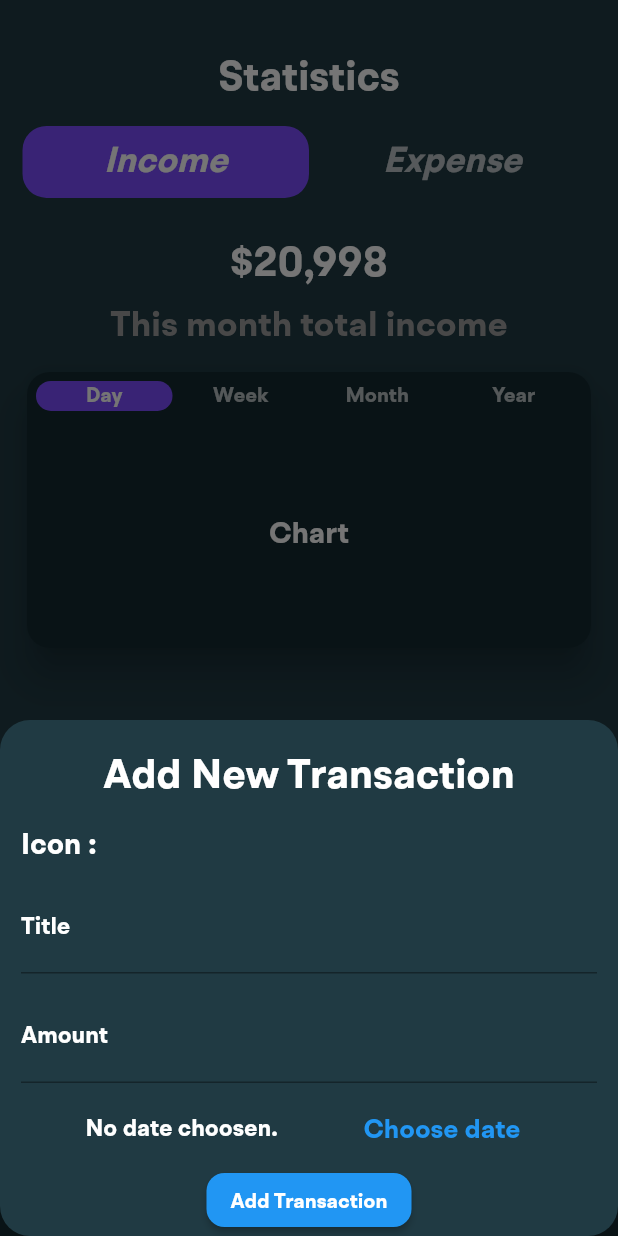
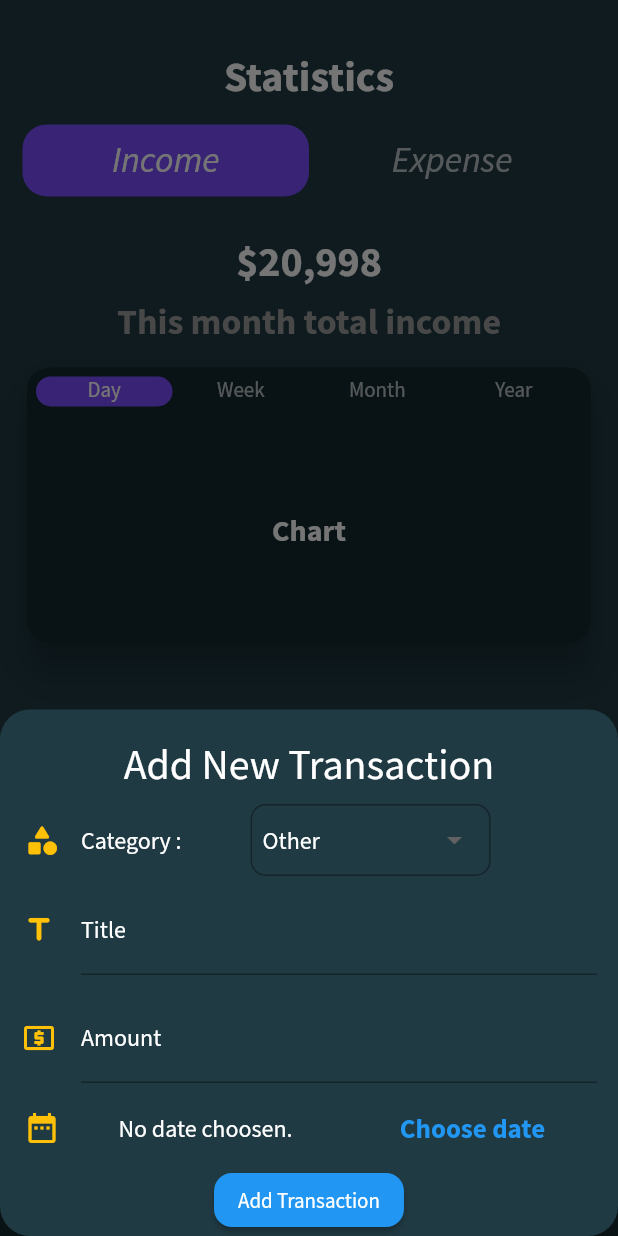
Before and after one commit to RemonYounan/Expenses-App, a Flutter app: the MainScreen screen opened by its route, item 3 of the bottom bar chosen, after a tap on the "add" icon, on a phone screen of 412 x 824 dp. Run offline on Flutter 3.47's test engine with Material 2 defaults, Android fonts, the light colour scheme and no system bars; drawn by our look-alikes of animated_bottom_navigation_bar; our stand-ins replace carousel_slider, shared_preferences, sqflite; missing offline and left inert: awesome_card; accounts and stored records are empty; statements that could not run were skipped.

Commit message:
added new changes

```diff
--- a/lib/helpers/db_tx_helper.dart
+++ b/lib/helpers/db_tx_helper.dart
@@ -10,7 +10,7 @@
       version: 1,
       onCreate: (db, version) {
         return db.execute(
-            'CREATE TABLE UserTransactions(id TEXT PRIMARY KEY, title TEXT, amount REAL, date TEXT)');
+            'CREATE TABLE UserTransactions(id TEXT PRIMARY KEY, category TEXT, title TEXT, amount REAL, date TEXT)');
       },
     );
   }
@@ -43,4 +43,10 @@
       await txn.delete('UserTransactions', where: 'id = ?', whereArgs: [id]);
     });
   }
+
+  static Future<void> deleteTable() async {
+    final db = await DBTxHelper.database();
+    await db.execute("DROP TABLE IF EXISTS UserTransactions");
+    print('table deleted');
+  }
 }
--- a/lib/main.dart
+++ b/lib/main.dart
@@ -59,7 +59,7 @@
                 color: Colors.white,
               ),
             ),
-            fontFamily: 'BRHendrix',
+            fontFamily: 'SourceSansPro',
             colorScheme: ColorScheme.fromSwatch(
               primarySwatch: Colors.blue,
               accentColor: Colors.amber,
--- a/lib/models/transaction.dart
+++ b/lib/models/transaction.dart
@@ -1,11 +1,13 @@
 class UserTransaction {
   String? id;
+  String? category;
   String? title;
   double? amount;
   DateTime? date;
 
   UserTransaction({
     required this.id,
+    required this.category,
     required this.title,
     required this.amount,
     required this.date,
--- /dev/null
+++ b/lib/others/transaction_icon.dart
@@ -0,0 +1,15 @@
+import 'package:flutter/material.dart';
+
+class TransactionIcon {
+  static Map<String, IconData> icons = {
+    'Travel': Icons.flight,
+    'Food': Icons.food_bank_outlined,
+    'Health': Icons.health_and_safety_rounded,
+    'Sports': Icons.directions_run_rounded,
+    'Electricity': Icons.electrical_services_rounded,
+    'Other': Icons.attach_money_rounded,
+  };
+  static IconData getIcon(String category) {
+    return icons[category]!;
+  }
+}
--- a/lib/providers/transactions.dart
+++ b/lib/providers/transactions.dart
@@ -9,11 +9,13 @@
     return _transactions;
   }
 
-  void AddTransaction(String title, double amount, DateTime date) async {
+  void AddTransaction(
+      String category, String title, double amount, DateTime date) async {
     final idDateTime = DateTime.now().toString();
     _transactions.add(
       UserTransaction(
         id: idDateTime,
+        category: category,
         title: title,
         amount: amount,
         date: date,
@@ -23,6 +25,7 @@
     try {
       await DBTxHelper.insert('UserTransactions', {
         'id': idDateTime,
+        'category': category,
         'title': title,
         'amount': amount,
         'date': date.toIso8601String(),
@@ -39,6 +42,7 @@
         (item) {
           return UserTransaction(
             id: item['id'].toString(),
+            category: item['category'],
             title: item['title'],
             amount: item['amount'],
             date: DateTime.parse(item['date'] as String),
@@ -56,4 +60,8 @@
     await DBTxHelper.deleteTx(id);
     notifyListeners();
   }
+
+  void deleteTable() async {
+    await DBTxHelper.deleteTable();
+  }
 }
--- a/lib/screens/main_screen.dart
+++ b/lib/screens/main_screen.dart
@@ -3,11 +3,9 @@
 import 'package:personal_expenses/screens/add_credit_screen.dart';
 import 'package:personal_expenses/screens/balance_screen.dart';
 import 'package:personal_expenses/screens/profile_screen.dart';
-import 'package:provider/provider.dart';
 import 'package:personal_expenses/screens/home_screen.dart';
 import 'package:personal_expenses/screens/statistics_screen.dart';
 import 'package:personal_expenses/widgets/add_transaction.dart';
-import '../providers/transactions.dart';
 
 class MainScreen extends StatefulWidget {
   const MainScreen({Key? key}) : super(key: key);
@@ -36,14 +34,6 @@
       ProfileScreen(),
     ];
 
-    void _addTx(String title, double amount, DateTime date) {
-      final transaction = Provider.of<Transactions>(context, listen: false);
-      transaction.AddTransaction(
-        title,
-        amount,
-        date,
-      );
-    }
 
     void _addNewTransaction() {
       showModalBottomSheet(
@@ -52,7 +42,7 @@
         backgroundColor: Theme.of(context).primaryColor,
         shape: RoundedRectangleBorder(borderRadius: BorderRadius.circular(20)),
         builder: (_) {
-          return AddTransaction(_addTx);
+          return AddTransaction();
         },
       );
     }
--- a/lib/widgets/add_transaction.dart
+++ b/lib/widgets/add_transaction.dart
@@ -1,17 +1,19 @@
 import 'package:flutter/material.dart';
 import 'package:intl/intl.dart';
+import 'package:personal_expenses/providers/transactions.dart';
+import 'package:provider/provider.dart';
 
 class AddTransaction extends StatefulWidget {
   @override
   State<AddTransaction> createState() => _AddTransactionState();
-  final Function(String title, double amount, DateTime date) _addTx;
 
-  const AddTransaction(this._addTx, {Key? key}) : super(key: key);
+  const AddTransaction({Key? key}) : super(key: key);
 }
 
 class _AddTransactionState extends State<AddTransaction> {
   final _formKey = GlobalKey<FormState>();
   final icondropdown = '0';
+  String category = 'Other';
   String? title;
   double? amount;
   var _pickedDate;
@@ -19,8 +21,8 @@
   void _submitData() {
     if (_formKey.currentState!.validate()) {
       _formKey.currentState!.save();
-      widget._addTx(title!, amount!, _pickedDate);
-      print('added');
+      Provider.of<Transactions>(context, listen: false)
+          .AddTransaction(category, title!, amount!, _pickedDate);
       Navigator.of(context).pop();
     }
   }
@@ -69,13 +71,64 @@
               Row(
                 children: [
                   Padding(
+                    padding: const EdgeInsets.all(8.0),
+                    child: Icon(
+                      Icons.category_rounded,
+                      color: Theme.of(context).colorScheme.secondary,
+                    ),
+                  ),
+                  Padding(
                     padding: const EdgeInsets.all(6.0),
                     child: Text(
-                      'Icon :',
+                      'Category :',
                       textAlign: TextAlign.start,
-                      style: Theme.of(context).textTheme.titleLarge,
+                      style: Theme.of(context).textTheme.titleMedium,
                     ),
                   ),
+                  SizedBox(
+                    width: 40,
+                  ),
+                  SizedBox(
+                    width: 160,
+                    child: DropdownButtonFormField(
+                      dropdownColor: Theme.of(context).cardColor,
+                      decoration: InputDecoration(
+                        contentPadding: const EdgeInsets.all(8),
+                        border: OutlineInputBorder(
+                          borderRadius: BorderRadius.circular(10),
+                        ),
+                      ),
+                      items: [
+                        DropdownMenuItem(
+                          child: Text('Travel'),
+                          value: 'Travel',
+                        ),
+                        DropdownMenuItem(
+                          child: Text('Food'),
+                          value: 'Food',
+                        ),
+                        DropdownMenuItem(
+                          child: Text('Health'),
+                          value: 'Health',
+                        ),
+                        DropdownMenuItem(
+                          child: Text('Sports'),
+                          value: 'Sports',
+                        ),
+                        DropdownMenuItem(
+                          child: Text('Electricity'),
+                          value: 'Electricity',
+                        ),
+                        DropdownMenuItem(
+                          child: Text('Other'),
+                          value: 'Other',
+                        ),
+                      ],
+                      value: category,
+                      onChanged: (String? value) => category = value!,
+                      // onSaved: (String? value) => categorie = value!,
+                    ),
+                  )
                 ],
               ),
               Padding(
@@ -83,6 +136,10 @@
                 child: TextFormField(
                   key: const ValueKey('Title'),
                   decoration: InputDecoration(
+                    icon: Icon(
+                      Icons.title_rounded,
+                      color: Theme.of(context).colorScheme.secondary,
+                    ),
                     labelText: 'Title',
                     labelStyle: Theme.of(context).textTheme.titleMedium,
                   ),
@@ -101,6 +158,10 @@
                 child: TextFormField(
                   key: const ValueKey('Amount'),
                   decoration: InputDecoration(
+                    icon: Icon(
+                      Icons.local_atm_outlined,
+                      color: Theme.of(context).colorScheme.secondary,
+                    ),
                     labelText: 'Amount',
                     labelStyle: Theme.of(context).textTheme.titleMedium,
                   ),
@@ -116,21 +177,34 @@
                 ),
               ),
               Row(
-                mainAxisAlignment: MainAxisAlignment.spaceEvenly,
                 children: [
-                  Text(
+                  Padding(
+                    padding: const EdgeInsets.all(8.0),
+                    child: Icon(
+                      Icons.date_range,
+                      color: Theme.of(context).colorScheme.secondary,
+                    ),
+                  ),
+                  Expanded(
+                    flex: 2,
+                    child: Text(
                       _pickedDate == null
                           ? 'No date choosen.'
                           : 'Date: ${DateFormat.yMd().format(_pickedDate)}',
                       style: Theme.of(context).textTheme.titleMedium,
+                      textAlign: TextAlign.center,
                     ),
-                  TextButton(
+                  ),
+                  Expanded(
+                    flex: 2,
+                    child: TextButton(
                       onPressed: _datePicker,
                       child: Text(
                         'Choose date',
                         style: Theme.of(context).textTheme.titleLarge!.copyWith(
                             color: Theme.of(context).colorScheme.primary,
                             fontSize: 18),
+                      ),
                     ),
                   ),
                 ],
@@ -153,88 +227,3 @@
     );
   }
 }
-
-// SingleChildScrollView(
-//       child: Padding(
-//         padding: EdgeInsets.only(
-//             top: 8,
-//             left: 8,
-//             right: 8,
-//             bottom: MediaQuery.of(context).viewInsets.bottom),
-//         child: Column(
-//           crossAxisAlignment: CrossAxisAlignment.start,
-//           children: [
-//             Padding(
-//               padding: const EdgeInsets.all(10.0),
-//               child: Text(
-//                 'Add New Transaction',
-//                 softWrap: true,
-//                 style: Theme.of(context).textTheme.headlineMedium,
-//                 textAlign: TextAlign.center,
-//               ),
-//             ),
-//             Padding(
-//               padding: const EdgeInsets.all(6.0),
-//               child: Text(
-//                 'Icon',
-//                 textAlign: TextAlign.start,
-//                 style: Theme.of(context).textTheme.titleLarge,
-//               ),
-//             ),
-//             Padding(
-//               padding: const EdgeInsets.all(6.0),
-//               child: TextField(
-//                 key: const ValueKey('Title'),
-//                 decoration: InputDecoration(
-//                   labelText: 'Title',
-//                   labelStyle: Theme.of(context).textTheme.titleMedium,
-//                 ),
-//                 controller: _titleControler,
-//                 textInputAction: TextInputAction.next,
-//               ),
-//             ),
-//             Padding(
-//               padding: const EdgeInsets.all(6.0),
-//               child: TextField(
-//                 key: const ValueKey('Title'),
-//                 decoration: InputDecoration(
-//                   labelText: 'Amount',
-//                   labelStyle: Theme.of(context).textTheme.titleMedium,
-//                 ),
-//                 controller: _amountControler,
-//                 keyboardType: TextInputType.number,
-//                 textInputAction: TextInputAction.done,
-//               ),
-//             ),
-//             Container(
-//               padding: const EdgeInsets.all(10),
-//               height: 70,
-//               child: Row(
-//                 mainAxisAlignment: MainAxisAlignment.spaceEvenly,
-//                 children: [
-//                   Text(
-//                     _pickedDate == null
-//                      //   ? 'No date choosen.'
-//                         : 'Date: ${DateFormat.yMd().format(_pickedDate)}',
-//                     style: Theme.of(context).textTheme.titleMedium,
-//                   ),
-//                   TextButton(
-//                     onPressed: _datePicker,
-//                     child: const Text('Choose date'),
-//                   ),
-//                 ],
-//               ),
-//             ),
-//             Padding(
-//               padding: const EdgeInsets.all(12),
-//               child: ElevatedButton(
-//                 onPressed: _submitData,
-//                 child: const Text(
-//                   'Add Transaction',
-//                 ),
-//               ),
-//             ),
-//           ],
-//         ),
-//       ),
-//     );
```
Also changed, not shown: lib/screens/add_credit_screen.dart (+13 -6 lines), lib/widgets/categori_grid_item.dart (+7 -0 lines), lib/widgets/transaction_list.dart (+21 -6 lines), pubspec.yaml (+6 -4 lines), Screenshot_2.png (deleted). Lines whose indentation alone changed are shown as unchanged.
